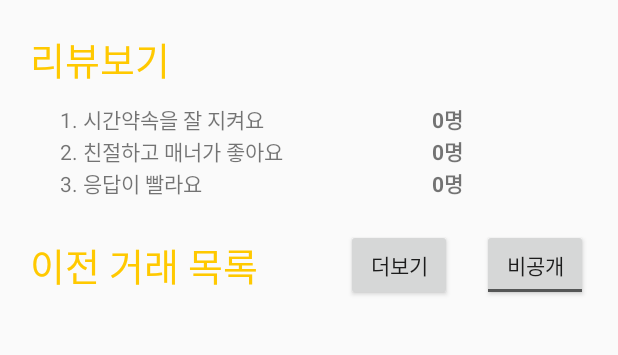
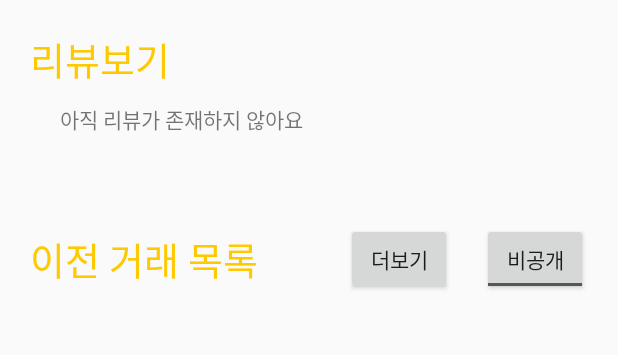
Before and after one commit to syoung125/K-Lab-group-buying-, an Android app: the fragment Fragment4 shown on its own in the app's theme, on a phone screen of 412 x 824 dp, the part 309-664 px from its top. Run offline under Robolectric (Android 15) with nearby library versions, the phone set to English and light mode, and no system bars; our stand-ins replace Firebase (no records; nobody signed in at launch, a user with empty details on screens opened directly); 1 statement that could not run was skipped.

Commit message:
거래 완료 후 리뷰 작성하기 만듬

```diff
--- a/app/src/main/java/com/example/klapproject/Fragment4.kt
+++ b/app/src/main/java/com/example/klapproject/Fragment4.kt
@@ -20,26 +20,34 @@ import kotlinx.android.synthetic.main.activity_login.*
 import kotlinx.android.synthetic.main.activity_record_list.*
 import kotlinx.android.synthetic.main.fragment_fragment4.*
 import kotlinx.android.synthetic.main.fragment_fragment4.view.*
+import java.nio.file.Files.size
+
 
 class Fragment4 : Fragment() {
 
     var data = mutableListOf<Int>()
-    var textView = mutableListOf<TextView>()
-    var data2 =  mutableListOf<String>()
-    var info =  mutableListOf<RecordData>()
-    lateinit var adapter:RecordAdapter
+    var count_textView = mutableListOf<TextView>()
+    var review_textView = mutableListOf<TextView>()
+    var data2 = mutableListOf<String>()
+    var info = mutableListOf<RecordData>()
+    lateinit var adapter: RecordAdapter
 
     override fun onCreateView(inflater: LayoutInflater, container: ViewGroup?, savedInstanceState: Bundle?): View? {
         val v = inflater.inflate(R.layout.fragment_fragment4, container, false)
 
-        textView.add(v.findViewById(R.id.review1_count))
-        textView.add(v.findViewById(R.id.review2_count))
-        textView.add(v.findViewById(R.id.review3_count))
+        review_textView.add(v.findViewById(R.id.review1))
+        review_textView.add(v.findViewById(R.id.review2))
+        review_textView.add(v.findViewById(R.id.review3))
+        count_textView.add(v.findViewById(R.id.review1_count))
+        count_textView.add(v.findViewById(R.id.review2_count))
+        count_textView.add(v.findViewById(R.id.review3_count))
         data.add(0)
         data.add(0)
         data.add(0)
 
-        load()
+        reviewPrint()
+        transPrint()
+        // load()
 
         v.findViewById<Button>(R.id.product_notice).setOnClickListener {
             var i = Intent(activity!!.applicationContext, AlarmListActivity::class.java)
@@ -47,7 +55,7 @@ class Fragment4 : Fragment() {
             startActivity(i)
         }
         v.findViewById<Button>(R.id.record_more_btn).setOnClickListener {
-            val i = Intent(activity!!.applicationContext,RecordListActivity::class.java)
+            val i = Intent(activity!!.applicationContext, RecordListActivity::class.java)
             //           i.putExtra("user",MainActivity.u_num)
             startActivity(i)
         }
@@ -55,9 +63,88 @@ class Fragment4 : Fragment() {
         return v
     }
 
-    fun load(){
+    fun reviewPrint() {
+        var review_array = resources.getStringArray(R.array.review_arr)
+        var review_count = arrayOf(0, 0, 0, 0, 0, 0)
+        println(review_array)
+
+        val database = FirebaseDatabase.getInstance()
+        val review_list = database.getReference("user/$MY_ID/review")
+        review_list.addListenerForSingleValueEvent(object : ValueEventListener {
+            override fun onCancelled(p1: DatabaseError) {
+            }
+
+            override fun onDataChange(p1: DataSnapshot) {
+                for (i in p1.children) {
+                    val review = i.getValue().toString()
+                    for (i in 0 until review_array.size) {
+                        if (review == review_array[i]) {
+                            review_count[i]++
+                        }
+                    }
+                }
+
+                var sort_index = arrayOf(0, 1, 2, 3, 4, 5)
+
+                // count 큰순으로 정렬
+                for (i in 0 until review_count.size - 1) {
+                    for (j in i + 1 until review_count.size) {
+                        if (review_count[i] < review_count[j]) {
+                            var temp = sort_index[i]
+                            sort_index[i] = sort_index[j]
+                            sort_index[j] = temp
+                        }
+                    }
+                }
 
 
+                for (i in 0..2) {
+                    if (review_count[sort_index[i]] == 0)
+                        break
+                    review_textView[i].text = (i + 1).toString() + ". " + review_array[sort_index[i]]
+                    count_textView[i].text = review_count[sort_index[i]].toString() + "명"
+                }
+            }
+        })
+    }
+
+    fun transPrint() {
+        val database = FirebaseDatabase.getInstance()
+        val tran_list = database.getReference("user/$MY_ID/tran_list")
+        tran_list.addListenerForSingleValueEvent(object : ValueEventListener{
+            override fun onCancelled(p0: DatabaseError) {
+            }
+
+            override fun onDataChange(p0: DataSnapshot) {
+                for(trans in p0.children) {
+                    val trans = trans.value.toString() // 자신의 거래 내역 불러옴
+                    val p_db = database.getReference("post")
+                    p_db.addListenerForSingleValueEvent(object : ValueEventListener{
+                        override fun onCancelled(p1: DatabaseError) {
+                        }
+
+                        override fun onDataChange(p1: DataSnapshot) {
+                            for(post_id in p1.children) { // 모든 게시물 불러옴
+                                if(trans == post_id.key) { // 모든 게시물 안에서 내 거래 내역을 찾음
+                                    println(post_id.child("title").value)
+                                    // adapter에 넣는 작업 해주시면 될 것 같아요!!
+
+
+
+
+
+                                }
+                            }
+                        }
+
+                    })
+                }
+            }
+
+        })
+    }
+
+    fun load() {
         val database = FirebaseDatabase.getInstance()
         val myRef = database.getReference("user")
         myRef.addValueEventListener(object : ValueEventListener {
@@ -65,10 +152,11 @@ class Fragment4 : Fragment() {
                 val a_list = dataSnapshot.child(MY_ID).child("review")
                 for (k in a_list.children) {
                     val value = k.child("content").value.toString()
-                    data.set(value.toInt(),data[value.toInt()]+1)
+                    data.set(value.toInt(), data[value.toInt()] + 1)
                 }
                 setCount()
             }
+
             override fun onCancelled(databaseError: DatabaseError) {
 
             }
@@ -76,44 +164,45 @@ class Fragment4 : Fragment() {
         load1()
     }
 
-    fun setCount(){
-        for(k in 0..2)
-            textView[k].setText(data[k].toString() + "명")
+    fun setCount() {
+        for (k in 0..2)
+            count_textView[k].setText(data[k].toString() + "명")
     }
 
 
-    fun load1(){
+    fun load1() {
         val database = FirebaseDatabase.getInstance()
         val myRef = database.getReference("user")
         myRef.addValueEventListener(object : ValueEventListener {
             override fun onDataChange(dataSnapshot: DataSnapshot) {
                 val a_list = dataSnapshot.child(MY_ID).child("tran_list")
                 var i = 0
-                Log.e("리코드","기록 읽기 시작")
+                Log.e("리코드", "기록 읽기 시작")
                 for (k in a_list.children) {
                     data2.add(k.child("post_id").value.toString())
                     i++
-                    if(i == 2)
+                    if (i == 2)
                         break
                 }
                 load2(database)
             }
+
             override fun onCancelled(databaseError: DatabaseError) {
 
             }
         })
     }
 
-    fun load2(database:FirebaseDatabase){
+    fun load2(database: FirebaseDatabase) {
         val myRef = database.getReference("post")
         myRef.addValueEventListener(object : ValueEventListener {
             override fun onDataChange(dataSnapshot: DataSnapshot) {
 
-                var v=0
+                var v = 0
                 for (k in dataSnapshot.children) {
                     Log.e("load2", k.toString())
 
-                    if( data2.isEmpty() )
+                    if (data2.isEmpty())
                         break;
                     if (k.key.toString() == data2[v]) {
                         info.add(
@@ -123,12 +212,13 @@ class Fragment4 : Fragment() {
                             )
                         )
                         v++
-                        if(v == data2.size)
+                        if (v == data2.size)
                             break;
                     }
                 }
                 initAdapter()
             }
+
             override fun onCancelled(databaseError: DatabaseError) {
 
             }
@@ -138,7 +228,7 @@ class Fragment4 : Fragment() {
     fun initAdapter() {
         //레이아웃을 관리하는 매니저 객체가 필요
 
-        val layoutManager = GridLayoutManager(activity!!.applicationContext,2)
+        val layoutManager = GridLayoutManager(activity!!.applicationContext, 2)
         // Context 정보, 수평수직 정보, 순서 정보
         pre_record.layoutManager = layoutManager
         // recyclerView를 위한 매니저이므로, 붙여줌
--- a/app/src/main/res/layout/activity_chat.xml
+++ b/app/src/main/res/layout/activity_chat.xml
@@ -83,12 +83,6 @@
                 android:layout_width="wrap_content"
                 android:layout_height="wrap_content" app:srcCompat="@drawable/chat_btn2" android:id="@+id/btnImg2"
                 android:layout_weight="1"/>
-        <ImageView
-                android:clickable="true"
-                android:layout_margin="5dp"
-                android:layout_width="wrap_content"
-                android:layout_height="wrap_content" app:srcCompat="@drawable/chat_btn3" android:id="@+id/btnImg3"
-                android:layout_weight="1"/>
     </LinearLayout>
 
 </LinearLayout>
--- a/app/src/main/res/layout/fragment_fragment4.xml
+++ b/app/src/main/res/layout/fragment_fragment4.xml
@@ -88,7 +88,7 @@
                               android:layout_height="wrap_content">
                     <TextView android:layout_width="0dp"
                               android:layout_weight="2"
-                              android:text="1. 시간약속을 잘 지켜요"
+                              android:text="아직 리뷰가 존재하지 않아요"
                               android:id="@+id/review1"
                               android:layout_height="match_parent"/>
                     <TextView android:layout_width="0dp"
@@ -103,7 +103,7 @@
                               android:layout_height="wrap_content">
                     <TextView android:layout_width="0dp"
                               android:layout_weight="2"
-                              android:text="2. 친절하고 매너가 좋아요"
+                              android:text=""
                               android:id="@+id/review2"
                               android:layout_height="match_parent"/>
                     <TextView android:layout_width="0dp"
@@ -118,7 +118,7 @@
                               android:layout_height="wrap_content">
                     <TextView android:layout_width="0dp"
                               android:layout_weight="2"
-                              android:text="3. 응답이 빨라요"
+                              android:text=""
                               android:id="@+id/review3"
                               android:layout_height="match_parent"/>
                     <TextView android:layout_width="0dp"
--- /dev/null
+++ b/app/src/main/res/values/arrays.xml
@@ -0,0 +1,12 @@
+<?xml version="1.0" encoding="utf-8"?>
+<resources>
+    <string name="review_prompt">좋았던 점을 골라주세요</string>
+    <string-array name="review_arr">
+        <item>시간약속을 잘 지켜요</item>
+        <item>친절하고 매너가 좋아요</item>
+        <item>상품 상태가 설명한 것과 같아요</item>
+        <item>응답이 빨라요</item>
+        <item>상품 설명이 자세해요</item>
+        <item>제가 있는 곳까지 와서 거래했어요</item>
+    </string-array>
+</resources>
```
Also changed, not shown: app/src/main/java/com/example/klapproject/ChatActivity.kt (+107 -34 lines), app/src/main/java/com/example/klapproject/review.kt (added, +7 -0 lines), app/src/main/res/layout/review.xml (added, +37 -0 lines).
